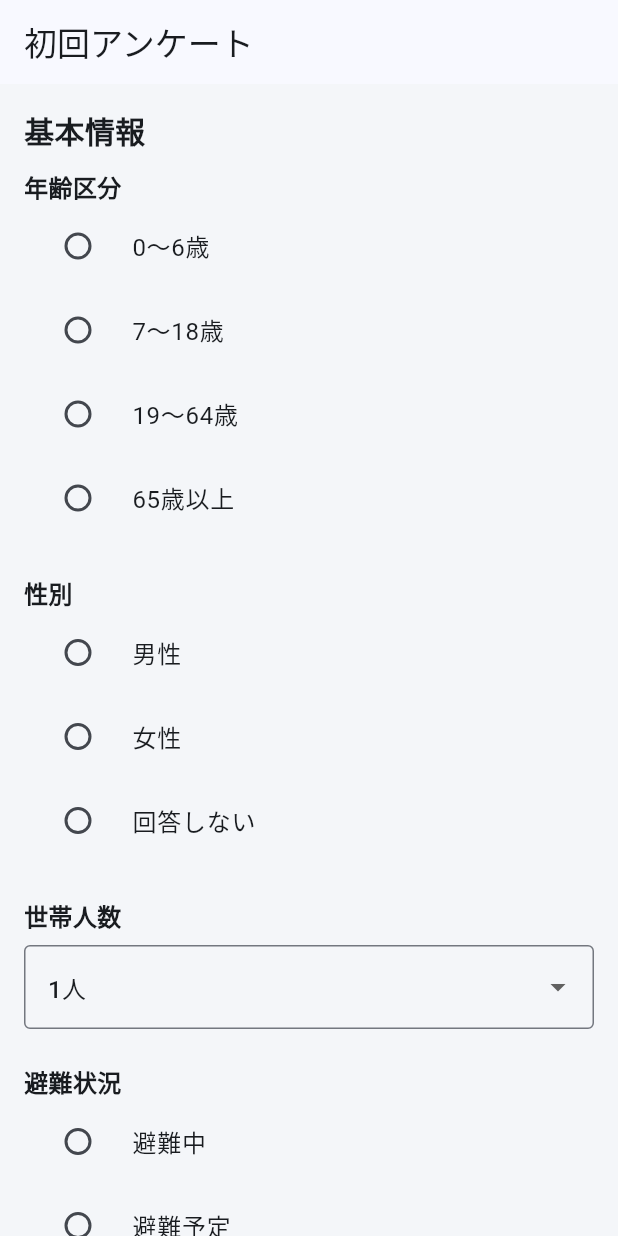
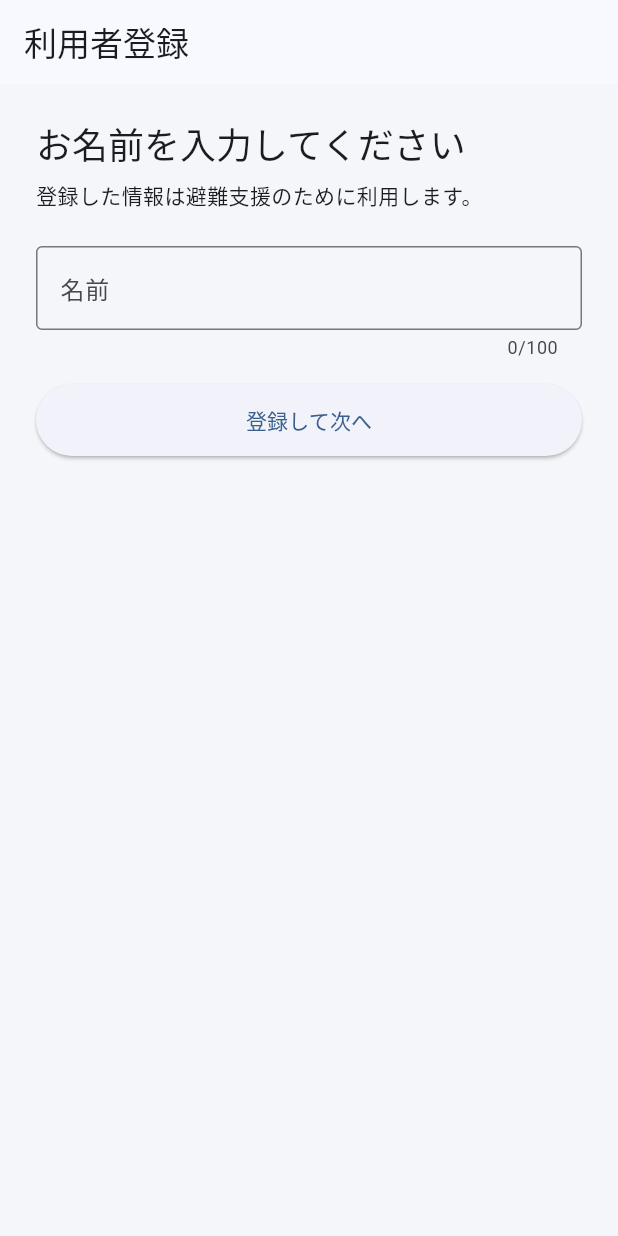
Before and after one commit to Tomayaken/TomayakenApp, a Flutter app: the screen it shows after launch, on a phone screen of 412 x 824 dp. Run offline on Flutter 3.47's test engine with Material 3 defaults, Android fonts, the phone set to English and light mode, and no system bars; our stand-ins replace shared_preferences.

Commit message:
feat: add user registration flow
Co-authored-by: Copilot <223556219+Copilot@users.noreply.github.com>

```diff
--- a/lib/main.dart
+++ b/lib/main.dart
@@ -1,14 +1,29 @@
 import 'package:flutter/material.dart';
+import 'package:shared_preferences/shared_preferences.dart';
 
 import 'screens/splash_screen.dart';
+import 'screens/user_registration_screen.dart';
+import 'services/user_identity_service.dart';
+import 'services/user_registration_service.dart';
 import 'views/survey/survey_page.dart';
 
-void main() {
-  runApp(const MyApp());
+Future<void> main() async {
+  WidgetsFlutterBinding.ensureInitialized();
+  final preferences = await SharedPreferences.getInstance();
+  final identityService = UserIdentityService(preferences: preferences);
+  final userId = await identityService.getOrCreateUserId();
+  runApp(MyApp(userId: userId));
 }
 
 class MyApp extends StatelessWidget {
-  const MyApp({super.key});
+  const MyApp({
+    super.key,
+    this.userId = 'test-user',
+    this.registrationService,
+  });
+
+  final String userId;
+  final UserRegistrationService? registrationService;
 
   @override
   Widget build(BuildContext context) {
@@ -19,7 +34,13 @@ class MyApp extends StatelessWidget {
         colorScheme: ColorScheme.fromSeed(seedColor: const Color(0xFF2563A6)),
         scaffoldBackgroundColor: const Color(0xFFF4F6F9),
       ),
-      home: SplashScreen(nextScreenBuilder: (_) => const SurveyPage()),
+      home: SplashScreen(
+        nextScreenBuilder: (_) => UserRegistrationScreen(
+          userId: userId,
+          registrationService: registrationService ?? UserRegistrationService(),
+          nextScreenBuilder: (_) => const SurveyPage(),
+        ),
+      ),
     );
   }
 }
--- /dev/null
+++ b/lib/screens/user_registration_screen.dart
@@ -0,0 +1,111 @@
+import 'package:flutter/material.dart';
+
+import '../services/user_registration_service.dart';
+
+class UserRegistrationScreen extends StatefulWidget {
+  const UserRegistrationScreen({
+    super.key,
+    required this.userId,
+    required this.registrationService,
+    required this.nextScreenBuilder,
+  });
+
+  final String userId;
+  final UserRegistrationService registrationService;
+  final WidgetBuilder nextScreenBuilder;
+
+  @override
+  State<UserRegistrationScreen> createState() => _UserRegistrationScreenState();
+}
+
+class _UserRegistrationScreenState extends State<UserRegistrationScreen> {
+  final _formKey = GlobalKey<FormState>();
+  final _nameController = TextEditingController();
+  bool _isSubmitting = false;
+
+  @override
+  void dispose() {
+    _nameController.dispose();
+    super.dispose();
+  }
+
+  Future<void> _submit() async {
+    if (!(_formKey.currentState?.validate() ?? false)) return;
+    setState(() => _isSubmitting = true);
+    try {
+      await widget.registrationService.registerUser(
+        userId: widget.userId,
+        name: _nameController.text.trim(),
+      );
+      if (!mounted) return;
+      Navigator.of(context).pushReplacement<void, void>(
+        MaterialPageRoute<void>(builder: widget.nextScreenBuilder),
+      );
+    } on UserRegistrationException catch (error) {
+      if (!mounted) return;
+      final message = error.code == 'INVALID_REQUEST'
+          ? error.message
+          : '利用者登録に失敗しました。時間をおいて再度お試しください。';
+      ScaffoldMessenger.of(context).showSnackBar(SnackBar(content: Text(message)));
+    } on Exception {
+      if (!mounted) return;
+      ScaffoldMessenger.of(context).showSnackBar(
+        const SnackBar(content: Text('通信に失敗しました。時間をおいて再度お試しください。')),
+      );
+    } finally {
+      if (mounted) setState(() => _isSubmitting = false);
+    }
+  }
+
+  @override
+  Widget build(BuildContext context) {
+    return Scaffold(
+      appBar: AppBar(title: const Text('利用者登録')),
+      body: SafeArea(
+        child: Form(
+          key: _formKey,
+          child: ListView(
+            padding: const EdgeInsets.all(24),
+            children: [
+              Text(
+                'お名前を入力してください',
+                style: Theme.of(context).textTheme.headlineSmall,
+              ),
+              const SizedBox(height: 8),
+              const Text('登録した情報は避難支援のために利用します。'),
+              const SizedBox(height: 24),
+              TextFormField(
+                controller: _nameController,
+                enabled: !_isSubmitting,
+                maxLength: 100,
+                textInputAction: TextInputAction.done,
+                decoration: const InputDecoration(
+                  labelText: '名前',
+                  border: OutlineInputBorder(),
+                ),
+                validator: (value) => value == null || value.trim().isEmpty
+                    ? '名前を入力してください'
+                    : null,
+                onFieldSubmitted: (_) => _submit(),
+              ),
+              const SizedBox(height: 16),
+              SizedBox(
+                height: 48,
+                child: ElevatedButton(
+                  onPressed: _isSubmitting ? null : _submit,
+                  child: _isSubmitting
+                      ? const SizedBox(
+                          width: 22,
+                          height: 22,
+                          child: CircularProgressIndicator(strokeWidth: 2),
+                        )
+                      : const Text('登録して次へ'),
+                ),
+              ),
+            ],
+          ),
+        ),
+      ),
+    );
+  }
+}
--- /dev/null
+++ b/lib/services/user_registration_service.dart
@@ -0,0 +1,70 @@
+import 'dart:convert';
+
+import 'package:http/http.dart' as http;
+
+class UserRegistrationService {
+  UserRegistrationService({
+    http.Client? client,
+    Uri? baseUri,
+  }) : _client = client ?? http.Client(),
+       _baseUri =
+           baseUri ??
+           Uri.parse(
+             const String.fromEnvironment(
+               'API_BASE_URL',
+               defaultValue: 'http://localhost:8080',
+             ),
+           );
+
+  final http.Client _client;
+  final Uri _baseUri;
+
+  Future<void> registerUser({
+    required String userId,
+    required String name,
+  }) async {
+    final endpoint = _baseUri.replace(
+      path: '${_baseUri.path.replaceAll(RegExp(r'/$'), '')}/api/v1/users/$userId',
+    );
+
+    final response = await _client.put(
+      endpoint,
+      headers: const {'Content-Type': 'application/json'},
+      body: jsonEncode({'name': name}),
+    );
+
+    if (response.statusCode == 200) return;
+
+    String? errorCode;
+    String? errorMessage;
+    try {
+      final body = jsonDecode(response.body);
+      if (body is Map<String, dynamic>) {
+        errorCode = body['code'] as String?;
+        errorMessage = body['message'] as String?;
+      }
+    } on FormatException {
+      // Fall back to the HTTP status when the server response is not JSON.
+    }
+    throw UserRegistrationException(
+      code: errorCode,
+      message: errorMessage ?? '利用者登録に失敗しました。',
+      statusCode: response.statusCode,
+    );
+  }
+}
+
+class UserRegistrationException implements Exception {
+  const UserRegistrationException({
+    required this.code,
+    required this.message,
+    required this.statusCode,
+  });
+
+  final String? code;
+  final String message;
+  final int statusCode;
+
+  @override
+  String toString() => code == null ? message : '$code: $message';
+}
--- a/pubspec.yaml
+++ b/pubspec.yaml
@@ -34,6 +34,9 @@ dependencies:
   # The following adds the Cupertino Icons font to your application.
   # Use with the CupertinoIcons class for iOS style icons.
   cupertino_icons: ^1.0.8
+  http: ^1.4.0
+  shared_preferences: ^2.5.3
+  uuid: ^4.5.1
 
 dev_dependencies:
   flutter_test:
```
Also changed, not shown: lib/services/user_identity_service.dart (added, +38 -0 lines), pubspec.lock, 17 other files.
